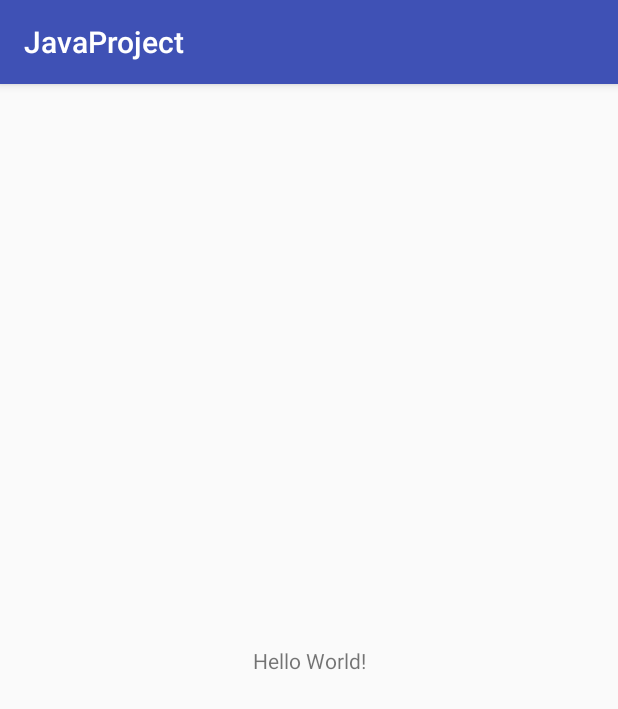
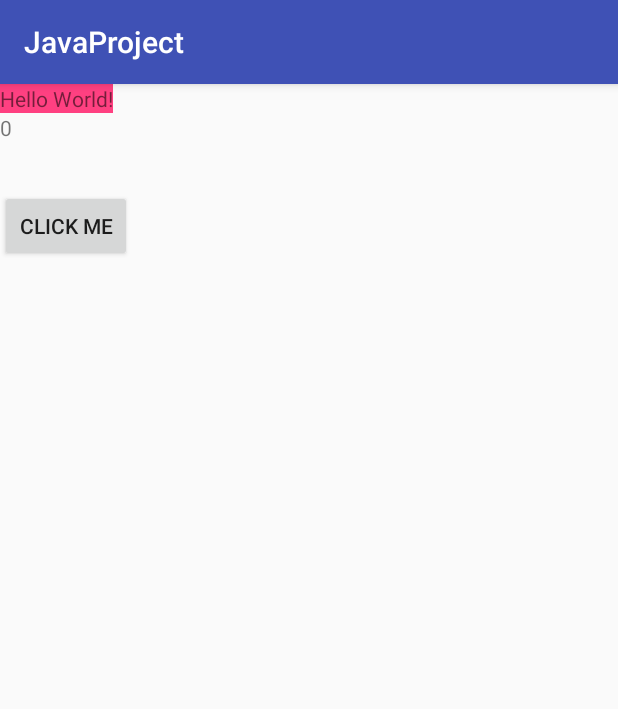
Before and after one commit to JaesungMoon/kodevelopers, an Android app: the screen it shows after launch (MainActivity), on a phone screen of 412 x 824 dp. Shown: the top 709 px of the screen. Run offline under Robolectric (Android 15) with nearby library versions, the phone set to English and light mode, and no system bars.

Commit message:
count up sample

```diff
--- a/JavaProject/app/src/main/java/com/jaesungmoon/javaproject/MainActivity.java
+++ b/JavaProject/app/src/main/java/com/jaesungmoon/javaproject/MainActivity.java
@@ -1,13 +1,76 @@
 package com.jaesungmoon.javaproject;
 
+import android.annotation.SuppressLint;
+import android.os.Handler;
 import android.support.v7.app.AppCompatActivity;
 import android.os.Bundle;
+import android.view.View;
+import android.widget.Button;
+import android.widget.TextView;
+import android.widget.Toast;
+
+import java.util.Locale;
 
 public class MainActivity extends AppCompatActivity {
+
+    private Handler mHandler;
+    private int mCount = 0;
+    private TextView mTextViewCount;
 
     @Override
     protected void onCreate(Bundle savedInstanceState) {
         super.onCreate(savedInstanceState);
         setContentView(R.layout.activity_main);
+        mHandler = new Handler();
+
+
+        Button btn = findViewById(R.id.btn);
+        btn.setOnClickListener(new View.OnClickListener() {
+            @Override
+            public void onClick(View v) {
+                countUp();
+                Toast.makeText(getApplicationContext(), "countUp Start!", Toast.LENGTH_SHORT).show();
+            }
+        });
+
+        mTextViewCount = findViewById(R.id.textViewCount);
     }
+
+    private void countUp() {
+        ++mCount;
+        if (mCount < 100 ) {
+            mHandler.postDelayed(new Runnable() {
+                @Override
+                public void run() {
+                    countUp();
+                }
+            }, 1000);
+        } else {
+
+        }
+        mTextViewCount.setText(String.format("%02d", mCount));
+    }
+    @Override
+    protected void onPause() {
+        super.onPause();
+
+    }
+
+    @Override
+    protected void onResume() {
+        super.onResume();
+
+    }
+
+    public void clickBtn(View view) {
+        switch (view.getId()) {
+            case R.id.btn:
+                Toast.makeText(this, "Click!", Toast.LENGTH_SHORT).show();
+                break;
+            default:
+                assert true;
+                break;
+        }
+    }
+
 }
--- a/JavaProject/app/src/main/res/layout/activity_main.xml
+++ b/JavaProject/app/src/main/res/layout/activity_main.xml
@@ -1,18 +1,28 @@
 <?xml version="1.0" encoding="utf-8"?>
-<android.support.constraint.ConstraintLayout xmlns:android="http://schemas.android.com/apk/res/android"
+<LinearLayout xmlns:android="http://schemas.android.com/apk/res/android"
     xmlns:app="http://schemas.android.com/apk/res-auto"
-    xmlns:tools="http://schemas.android.com/tools"
     android:layout_width="match_parent"
     android:layout_height="match_parent"
-    tools:context=".MainActivity">
+    android:orientation="vertical"
+    >
 
     <TextView
         android:layout_width="wrap_content"
         android:layout_height="wrap_content"
         android:text="Hello World!"
-        app:layout_constraintBottom_toBottomOf="parent"
-        app:layout_constraintLeft_toLeftOf="parent"
-        app:layout_constraintRight_toRightOf="parent"
-        app:layout_constraintTop_toTopOf="parent" />
+        android:background="@color/colorAccent"
+        />
+    <TextView
+        android:layout_width="wrap_content"
+        android:layout_height="wrap_content"
+        android:text="0"
+        android:id="@+id/textViewCount"
+        />
+    <Button
+        android:layout_marginTop="32dp"
+        android:layout_width="wrap_content"
+        android:layout_height="wrap_content"
+        android:text="click me"
+        android:id="@+id/btn" />
 
-</android.support.constraint.ConstraintLayout>
+</LinearLayout>
```
